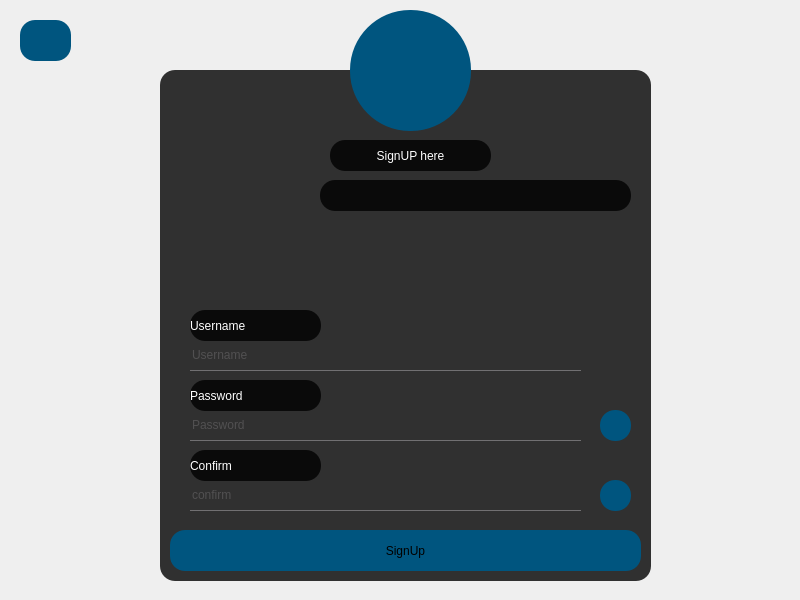
Before: the Qt Designer form messenger/signup.ui in aliomidi3002/Messenger, drawn with Qt 5.
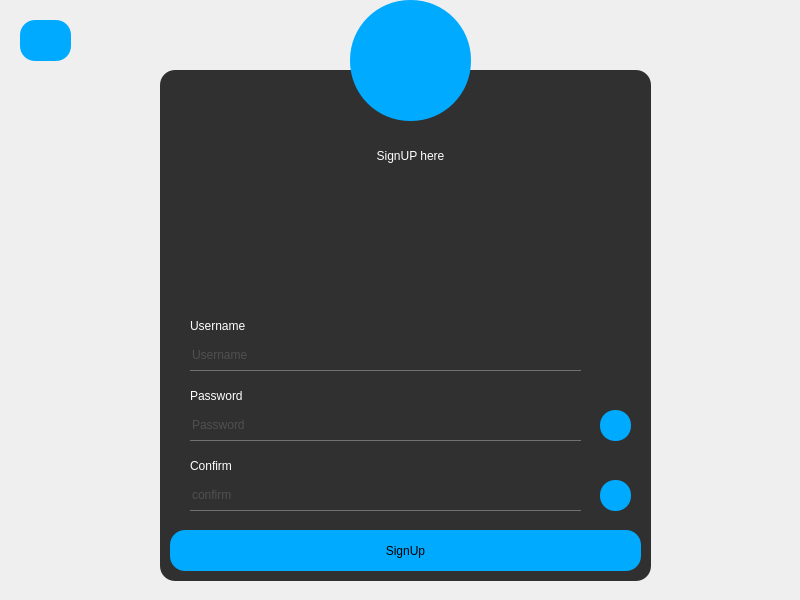
After: the same form once the commit is applied. Icons and pictures are not drawn.

What changed in the file:
```diff
--- a/messenger/signup.ui
+++ b/messenger/signup.ui
@@ -26,12 +26,12 @@
 
 QToolButton{
 border-radius:60px;
-background-color: rgb(0, 85, 127);
+	background-color: rgb(0, 170, 255);
 }
 
 QPushButton{
 border-radius:15px;
-background-color: rgb(0, 85, 127);
+	background-color: rgb(0, 170, 255);
 font: 900 14pt &quot;Segoe UI Black&quot;;
 }
 
@@ -75,7 +75,8 @@
     <property name="styleSheet">
      <string notr="true">color:white;
 border-radius:15px;
-font: 900 14pt &quot;Segoe UI Black&quot;;</string>
+font: 900 14pt &quot;Segoe UI Black&quot;;
+background-color:rgba(0,0,0,0)</string>
     </property>
     <property name="text">
      <string>Username</string>
@@ -93,7 +94,8 @@
     <property name="styleSheet">
      <string notr="true">color:white;
 border-radius:15px;
-font: 900 14pt &quot;Segoe UI Black&quot;;</string>
+font: 900 14pt &quot;Segoe UI Black&quot;;
+background-color:rgba(0,0,0,0)</string>
     </property>
     <property name="text">
      <string>Password</string>
@@ -111,7 +113,8 @@
     <property name="styleSheet">
      <string notr="true">color:white;
 border-radius:15px;
-font: 900 14pt &quot;Segoe UI Black&quot;;</string>
+font: 900 14pt &quot;Segoe UI Black&quot;;
+background-color:rgba(0,0,0,0)</string>
     </property>
     <property name="text">
      <string>Confirm</string>
@@ -129,7 +132,8 @@
     <property name="styleSheet">
      <string notr="true">color:white;
 border-radius:15px;
-font: 900 14pt &quot;Segoe UI Black&quot;;</string>
+font: 900 14pt &quot;Segoe UI Black&quot;;
+background-color:rgba(0,0,0,0)</string>
     </property>
     <property name="text">
      <string>SignUP here</string>
@@ -261,7 +265,8 @@
      </rect>
     </property>
     <property name="styleSheet">
-     <string notr="true"/>
+     <string notr="true">background-color:rgba(0,0,0,0);
+font: 700 9pt &quot;Segoe UI&quot;;</string>
     </property>
     <property name="text">
      <string/>
@@ -298,7 +303,7 @@
    <property name="geometry">
     <rect>
      <x>350</x>
-     <y>10</y>
+     <y>0</y>
      <width>121</width>
      <height>121</height>
     </rect>
```
Left out of the diff: 2 changed lines with no effect on the pictures.
